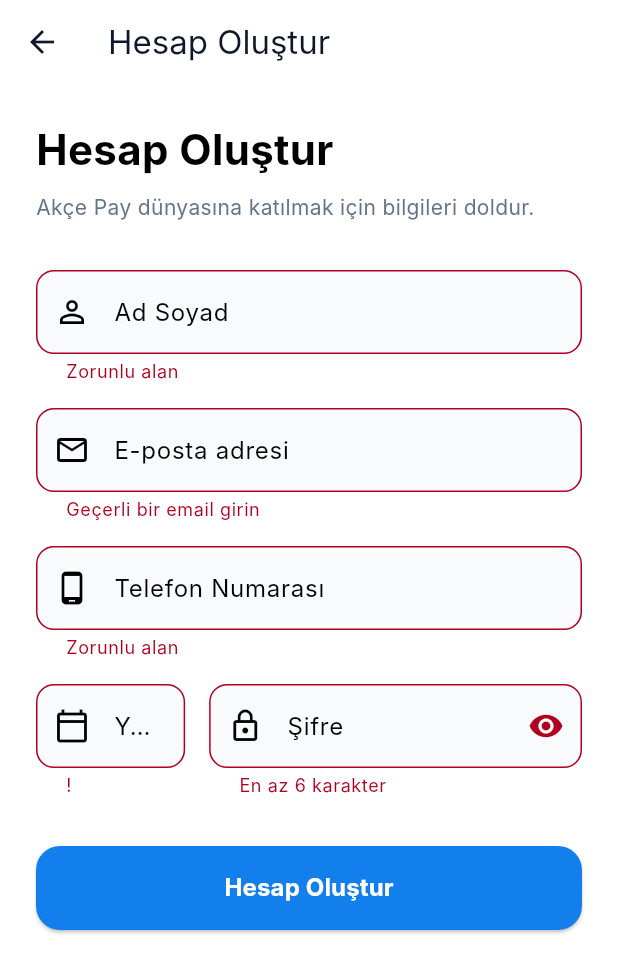
After one commit to omurravli/akce_pay, a Flutter app: the RegisterScreen screen opened directly, after a tap on "Hesap Oluştur", on a phone screen of 412 x 824 dp. The commit adds this screen. Shown: the top 973 px of the screen. Run offline on Flutter 3.47's test engine with Material 3 defaults, Android fonts, the phone set to English and light mode, and no system bars; our stand-ins replace flutter_secure_storage; accounts and stored records are empty; Roboto replaces fonts that are missing (Inter).

Commit message:
kayıt ol eklendi by/ahmet

```diff
--- a/lib/screens/login_screen.dart
+++ b/lib/screens/login_screen.dart
@@ -5,6 +5,7 @@ import '../theme.dart';
 import '../main.dart';
 import '../providers/auth_provider.dart';
 import 'dashboard_screen.dart';
+import 'register_screen.dart';
 
 class LoginScreen extends StatefulWidget {
   const LoginScreen({super.key});
@@ -276,6 +277,32 @@ class _LoginScreenState extends State<LoginScreen> {
                       },
                     ),
 
+                    const SizedBox(height: 16),
+                    Row(
+                      mainAxisAlignment: MainAxisAlignment.center,
+                      children: [
+                        Text(
+                          "Hesabınız yok mu? ",
+                          style: TextStyle(color: AppColors.slate500, fontSize: 14),
+                        ),
+                        TextButton(
+                          onPressed: () {
+                            Navigator.push(
+                              context,
+                              MaterialPageRoute(builder: (_) => const RegisterScreen()),
+                            );
+                          },
+                          child: const Text(
+                            "Hemen Kayıt Ol",
+                            style: TextStyle(
+                              color: AppColors.primary,
+                              fontWeight: FontWeight.bold,
+                              fontSize: 14,
+                            ),
+                          ),
+                        ),
+                      ],
+                    ),
                   ],
                 ),
               ),
--- /dev/null
+++ b/lib/screens/register_screen.dart
@@ -0,0 +1,186 @@
+import 'package:flutter/material.dart';
+import 'package:provider/provider.dart';
+import '../l10n/app_localizations.dart';
+import '../theme.dart';
+import '../providers/auth_provider.dart';
+
+class RegisterScreen extends StatefulWidget {
+  const RegisterScreen({super.key});
+
+  @override
+  State<RegisterScreen> createState() => _RegisterScreenState();
+}
+
+class _RegisterScreenState extends State<RegisterScreen> {
+  final _formKey = GlobalKey<FormState>();
+  final _usernameController = TextEditingController();
+  final _emailController = TextEditingController();
+  final _passwordController = TextEditingController();
+  final _phoneController = TextEditingController();
+  final _ageController = TextEditingController();
+  bool _obscurePassword = true;
+
+  @override
+  void dispose() {
+    _usernameController.dispose();
+    _emailController.dispose();
+    _passwordController.dispose();
+    _phoneController.dispose();
+    _ageController.dispose();
+    super.dispose();
+  }
+
+  Future<void> _register() async {
+    if (!_formKey.currentState!.validate()) return;
+
+    final auth = context.read<AuthProvider>();
+    final success = await auth.register(
+      username: _usernameController.text.trim(),
+      email: _emailController.text.trim(),
+      password: _passwordController.text.trim(),
+      age: int.tryParse(_ageController.text) ?? 18,
+      telephoneno: _phoneController.text.trim(),
+    );
+
+    if (success) {
+      if (mounted) {
+        ScaffoldMessenger.of(context).showSnackBar(
+          const SnackBar(content: Text('Kayıt başarılı! Giriş yapabilirsiniz.')),
+        );
+        Navigator.pop(context);
+      }
+    } else {
+      if (mounted) {
+        ScaffoldMessenger.of(context).showSnackBar(
+          const SnackBar(content: Text('Kayıt başarısız. Bilgileri kontrol edin.')),
+        );
+      }
+    }
+  }
+
+  @override
+  Widget build(BuildContext context) {
+    final l = AppLocalizations.of(context)!;
+    final isDark = Theme.of(context).brightness == Brightness.dark;
+
+    return Scaffold(
+      backgroundColor: isDark ? AppColors.surfaceDark : Colors.white,
+      appBar: AppBar(
+        title: Text(l.createAccount),
+        backgroundColor: Colors.transparent,
+      ),
+      body: SafeArea(
+        child: SingleChildScrollView(
+          padding: const EdgeInsets.all(24.0),
+          child: Form(
+            key: _formKey,
+            child: Column(
+              crossAxisAlignment: CrossAxisAlignment.start,
+              children: [
+                Text(
+                  l.createAccount,
+                  style: const TextStyle(fontSize: 28, fontWeight: FontWeight.bold),
+                ),
+                const SizedBox(height: 8),
+                Text(
+                  "Akçe Pay dünyasına katılmak için bilgileri doldur.",
+                  style: TextStyle(color: AppColors.slate500, fontSize: 14),
+                ),
+                const SizedBox(height: 32),
+
+                // Username
+                TextFormField(
+                  controller: _usernameController,
+                  decoration: const InputDecoration(
+                    hintText: "Ad Soyad",
+                    prefixIcon: Icon(Icons.person_outline),
+                  ),
+                  validator: (v) => v!.isEmpty ? "Zorunlu alan" : null,
+                ),
+                const SizedBox(height: 16),
+
+                // Email
+                TextFormField(
+                  controller: _emailController,
+                  keyboardType: TextInputType.emailAddress,
+                  decoration: InputDecoration(
+                    hintText: l.emailAddress,
+                    prefixIcon: const Icon(Icons.email_outlined),
+                  ),
+                  validator: (v) => v!.contains('@') ? null : "Geçerli bir email girin",
+                ),
+                const SizedBox(height: 16),
+
+                // Phone
+                TextFormField(
+                  controller: _phoneController,
+                  keyboardType: TextInputType.phone,
+                  decoration: const InputDecoration(
+                    hintText: "Telefon Numarası",
+                    prefixIcon: Icon(Icons.phone_android_outlined),
+                  ),
+                  validator: (v) => v!.isEmpty ? "Zorunlu alan" : null,
+                ),
+                const SizedBox(height: 16),
+
+                Row(
+                  children: [
+                    Expanded(
+                      flex: 2,
+                      child: TextFormField(
+                        controller: _ageController,
+                        keyboardType: TextInputType.number,
+                        decoration: const InputDecoration(
+                          hintText: "Yaş",
+                          prefixIcon: Icon(Icons.calendar_today_outlined),
+                        ),
+                        validator: (v) => v!.isEmpty ? "!" : null,
+                      ),
+                    ),
+                    const SizedBox(width: 16),
+                    Expanded(
+                      flex: 5,
+                      child: TextFormField(
+                        controller: _passwordController,
+                        obscureText: _obscurePassword,
+                        decoration: InputDecoration(
+                          hintText: l.password,
+                          prefixIcon: const Icon(Icons.lock_outline),
+                          suffixIcon: IconButton(
+                            icon: Icon(_obscurePassword ? Icons.visibility : Icons.visibility_off),
+                            onPressed: () => setState(() => _obscurePassword = !_obscurePassword),
+                          ),
+                        ),
+                        validator: (v) => v!.length < 6 ? "En az 6 karakter" : null,
+                      ),
+                    ),
+                  ],
+                ),
+                const SizedBox(height: 32),
+
+                Consumer<AuthProvider>(
+                  builder: (context, auth, _) {
+                    return SizedBox(
+                      width: double.infinity,
+                      height: 56,
+                      child: ElevatedButton(
+                        onPressed: auth.isLoading ? null : _register,
+                        style: ElevatedButton.styleFrom(
+                          backgroundColor: AppColors.primary,
+                          shape: RoundedRectangleBorder(borderRadius: BorderRadius.circular(16)),
+                        ),
+                        child: auth.isLoading
+                            ? const CircularProgressIndicator(color: Colors.white)
+                            : Text(l.createAccount, style: const TextStyle(color: Colors.white, fontSize: 16, fontWeight: FontWeight.bold)),
+                      ),
+                    );
+                  },
+                ),
+              ],
+            ),
+          ),
+        ),
+      ),
+    );
+  }
+}
```
Also changed, not shown: pubspec.lock.
